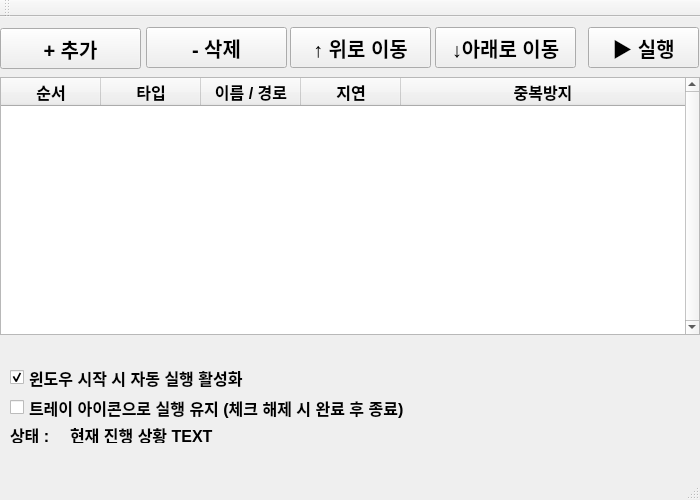
Qt form Qt_Widgets_App_RoutineAutomator/Qt_Widgets_App_RoutineAutomator/Qt_Widgets_App_RoutineAutomator.ui (dndjd321/RoutineAutomator) before a commit.
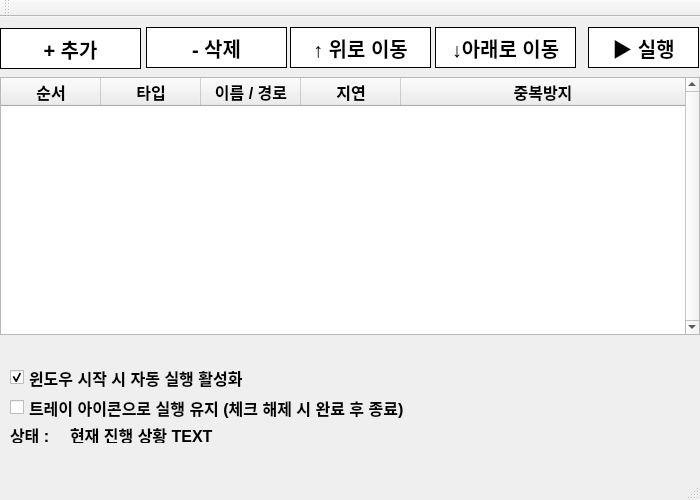
The same form after that commit.

```diff
--- a/Qt_Widgets_App_RoutineAutomator/Qt_Widgets_App_RoutineAutomator/Qt_Widgets_App_RoutineAutomator.ui
+++ b/Qt_Widgets_App_RoutineAutomator/Qt_Widgets_App_RoutineAutomator/Qt_Widgets_App_RoutineAutomator.ui
@@ -35,9 +35,44 @@
       <bold>true</bold>
      </font>
     </property>
+    <property name="mouseTracking">
+     <bool>true</bool>
+    </property>
+    <property name="focusPolicy">
+     <enum>Qt::FocusPolicy::NoFocus</enum>
+    </property>
+    <property name="styleSheet">
+     <string notr="true">QPushButton{
+	border:1px solid #000000;
+	background-color : #ffffff;
+}
+
+QPushButton:hover{
+	border:1px solid #000000;
+	background-color : #f0f0f0;
+}
+
+QPushButton:pressed{
+	border:1px solid #060606;
+	background-color : #f4f4f4;
+}
+</string>
+    </property>
     <property name="text">
      <string>+ 추가</string>
     </property>
+    <property name="checkable">
+     <bool>false</bool>
+    </property>
+    <property name="autoDefault">
+     <bool>false</bool>
+    </property>
+    <property name="default">
+     <bool>false</bool>
+    </property>
+    <property name="flat">
+     <bool>false</bool>
+    </property>
    </widget>
    <widget class="QPushButton" name="pbtn_delProc">
     <property name="geometry">
@@ -54,6 +89,23 @@
       <bold>true</bold>
      </font>
     </property>
+    <property name="styleSheet">
+     <string notr="true">QPushButton{
+	border:1px solid #000000;
+	background-color : #ffffff;
+}
+
+QPushButton:hover{
+	border:1px solid #000000;
+	background-color : #f0f0f0;
+}
+
+QPushButton:pressed{
+	border:1px solid #060606;
+	background-color : #f4f4f4;
+}
+</string>
+    </property>
     <property name="text">
      <string>- 삭제</string>
     </property>
@@ -73,6 +125,23 @@
       <bold>true</bold>
      </font>
     </property>
+    <property name="styleSheet">
+     <string notr="true">QPushButton{
+	border:1px solid #000000;
+	background-color : #ffffff;
+}
+
+QPushButton:hover{
+	border:1px solid #000000;
+	background-color : #f0f0f0;
+}
+
+QPushButton:pressed{
+	border:1px solid #060606;
+	background-color : #f4f4f4;
+}
+</string>
+    </property>
     <property name="text">
      <string>↑ 위로 이동</string>
     </property>
@@ -92,6 +161,23 @@
       <bold>true</bold>
      </font>
     </property>
+    <property name="styleSheet">
+     <string notr="true">QPushButton{
+	border:1px solid #000000;
+	background-color : #ffffff;
+}
+
+QPushButton:hover{
+	border:1px solid #000000;
+	background-color : #f0f0f0;
+}
+
+QPushButton:pressed{
+	border:1px solid #060606;
+	background-color : #f4f4f4;
+}
+</string>
+    </property>
     <property name="text">
      <string>↓아래로 이동</string>
     </property>
@@ -111,6 +197,23 @@
       <bold>true</bold>
      </font>
     </property>
+    <property name="styleSheet">
+     <string notr="true">QPushButton{
+	border:1px solid #000000;
+	background-color : #ffffff;
+}
+
+QPushButton:hover{
+	border:1px solid #000000;
+	background-color : #f0f0f0;
+}
+
+QPushButton:pressed{
+	border:1px solid #060606;
+	background-color : #f4f4f4;
+}
+</string>
+    </property>
     <property name="text">
      <string>▶ 실행</string>
     </property>
```
Left out of the diff: 3 changed lines with no effect on the pictures.
